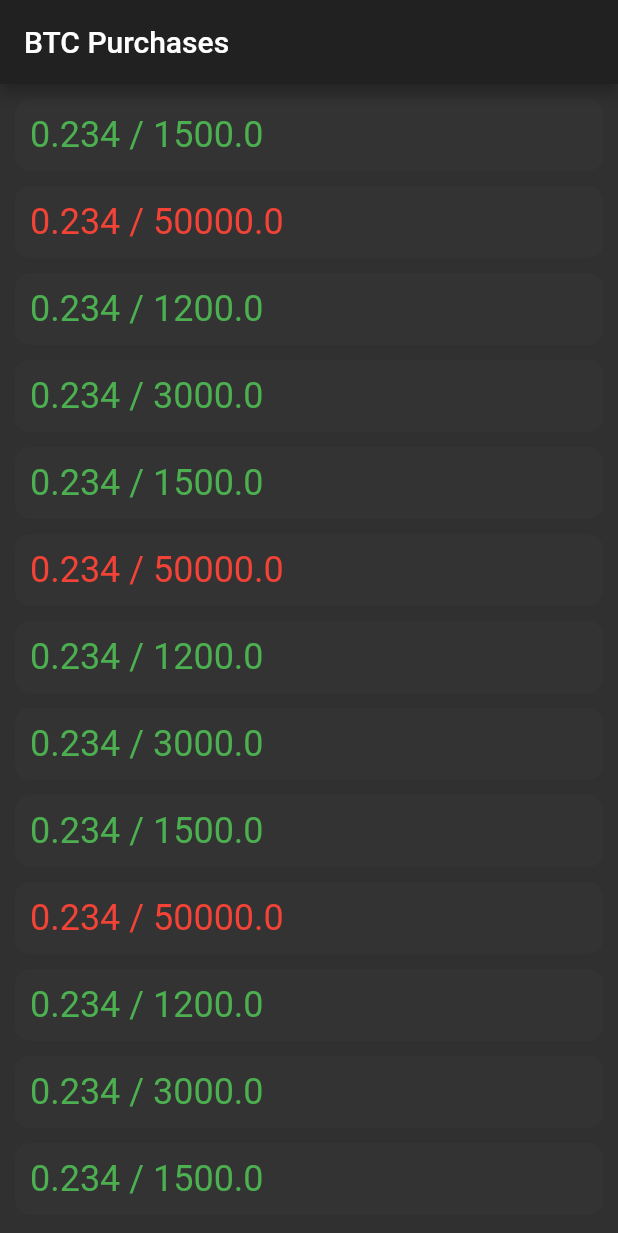
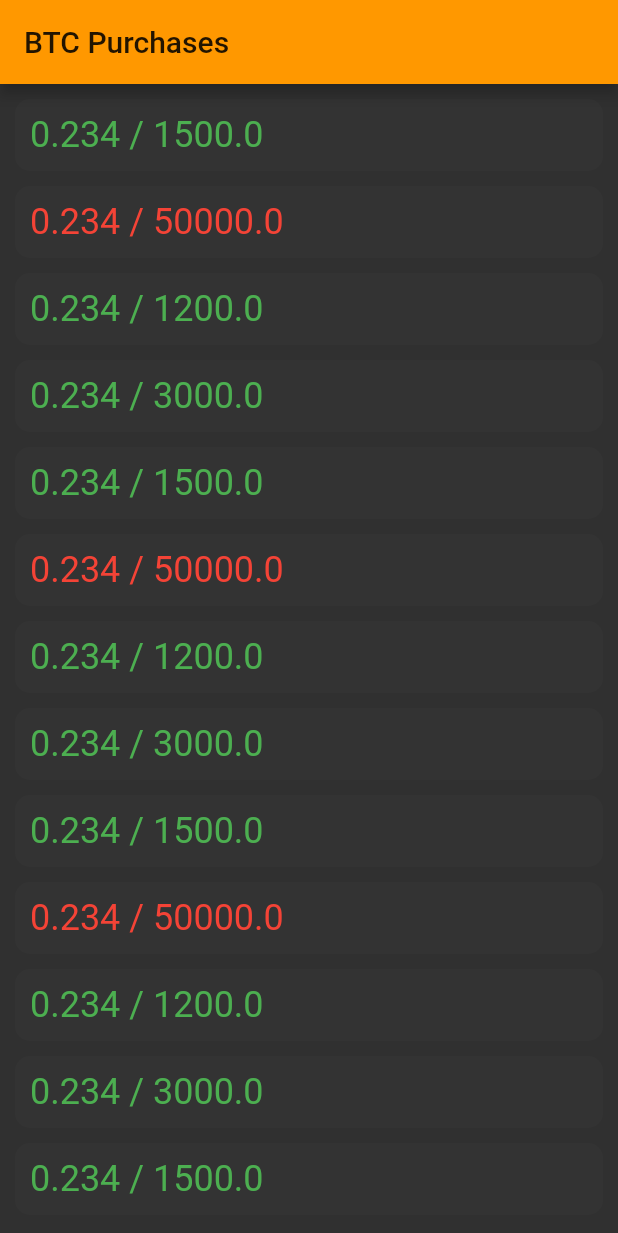
Before and after one commit to fzavalia/btc-balance-flutter, a Flutter app: the screen it shows after launch, on a phone screen of 412 x 824 dp. Shown: the top 1233 px of the screen. Run offline on Flutter 3.47's test engine with Material 2 defaults, Android fonts, the phone set to English and light mode, and no system bars; missing offline and left inert: web_scraper.

Commit message:
Accent and primary colors

```diff
--- a/lib/main.dart
+++ b/lib/main.dart
@@ -12,7 +12,11 @@ class MyApp extends StatelessWidget {
   Widget build(BuildContext context) {
     return MaterialApp(
       title: 'BTC Balance',
-      theme: ThemeData(brightness: Brightness.dark),
+      theme: ThemeData(
+        brightness: Brightness.dark,
+        primaryColor: Colors.orange,
+        accentColor: Colors.orange,
+      ),
       home: Transactions(),
     );
   }
```
